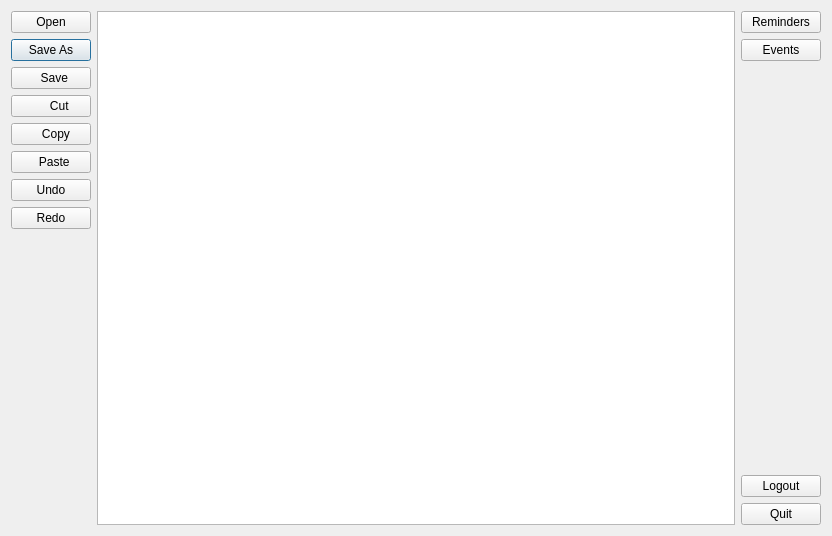
Above: notepad.ui from razashahid107/NOTEPAD-QT before the change. Below: the same form after it.
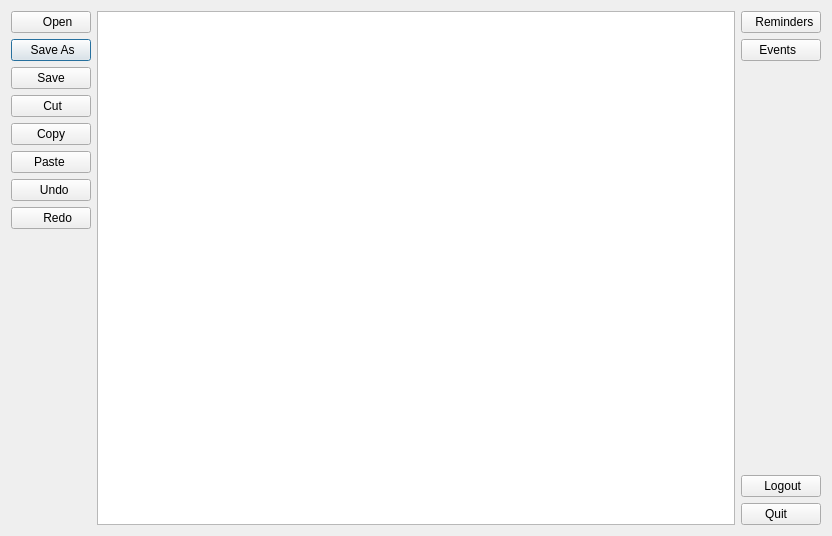
That is the form after the change. Icons and pictures are not drawn.

Diff of the .ui file:
```diff
--- a/notepad.ui
+++ b/notepad.ui
@@ -17,35 +17,55 @@
    <item row="1" column="0">
     <widget class="QPushButton" name="save_pushbutton">
      <property name="text">
-      <string>Save As</string>
+      <string> Save As</string>
+     </property>
+     <property name="icon">
+      <iconset resource="Resources.qrc">
+       <normaloff>:/new/prefix1/Resources_Images/save as.ico</normaloff>:/new/prefix1/Resources_Images/save as.ico</iconset>
      </property>
     </widget>
    </item>
    <item row="2" column="0">
     <widget class="QPushButton" name="save_pushbutton_2">
      <property name="text">
-      <string>   Save </string>
+      <string>   Save   </string>
+     </property>
+     <property name="icon">
+      <iconset resource="Resources.qrc">
+       <normaloff>:/new/prefix1/Resources_Images/save 2.ico</normaloff>:/new/prefix1/Resources_Images/save 2.ico</iconset>
      </property>
     </widget>
    </item>
    <item row="4" column="0">
     <widget class="QPushButton" name="Copy_push_button">
      <property name="text">
-      <string>   Copy</string>
+      <string>   Copy   </string>
+     </property>
+     <property name="icon">
+      <iconset resource="Resources.qrc">
+       <normaloff>:/new/prefix1/Resources_Images/copy.png</normaloff>:/new/prefix1/Resources_Images/copy.png</iconset>
      </property>
     </widget>
    </item>
    <item row="0" column="0">
     <widget class="QPushButton" name="Open">
      <property name="text">
-      <string>Open</string>
+      <string>    Open</string>
+     </property>
+     <property name="icon">
+      <iconset resource="Resources.qrc">
+       <normaloff>:/new/prefix1/Resources_Images/open 2.png</normaloff>:/new/prefix1/Resources_Images/open 2.png</iconset>
      </property>
     </widget>
    </item>
    <item row="3" column="0">
     <widget class="QPushButton" name="Cut_Push_Button">
      <property name="text">
-      <string>     Cut</string>
+      <string>    Cut   </string>
+     </property>
+     <property name="icon">
+      <iconset resource="Resources.qrc">
+       <normaloff>:/new/prefix1/Resources_Images/cut.png</normaloff>:/new/prefix1/Resources_Images/cut.png</iconset>
      </property>
     </widget>
    </item>
@@ -92,35 +112,61 @@
    <item row="10" column="2">
     <widget class="QPushButton" name="Quit_Push_button">
      <property name="text">
-      <string>Quit</string>
+      <string>   Quit      </string>
+     </property>
+     <property name="icon">
+      <iconset resource="Resources.qrc">
+       <normaloff>:/new/prefix1/Resources_Images/quit.png</normaloff>:/new/prefix1/Resources_Images/quit.png</iconset>
      </property>
     </widget>
    </item>
    <item row="6" column="0">
     <widget class="QPushButton" name="pushButton">
      <property name="text">
-      <string>Undo</string>
+      <string>    Undo  </string>
+     </property>
+     <property name="icon">
+      <iconset resource="Resources.qrc">
+       <normaloff>:/new/prefix1/Resources_Images/undo.png</normaloff>:/new/prefix1/Resources_Images/undo.png</iconset>
      </property>
     </widget>
    </item>
    <item row="5" column="0">
     <widget class="QPushButton" name="Paste_Push_Button">
      <property name="text">
-      <string>  Paste</string>
+      <string>  Paste   </string>
+     </property>
+     <property name="icon">
+      <iconset resource="Resources.qrc">
+       <normaloff>:/new/prefix1/Resources_Images/paste.png</normaloff>:/new/prefix1/Resources_Images/paste.png</iconset>
      </property>
     </widget>
    </item>
    <item row="9" column="2">
     <widget class="QPushButton" name="pushButton_2">
      <property name="text">
-      <string>Logout</string>
+      <string>   Logout  </string>
+     </property>
+     <property name="icon">
+      <iconset resource="Resources.qrc">
+       <normaloff>:/new/prefix1/Resources_Images/logout.png</normaloff>:/new/prefix1/Resources_Images/logout.png</iconset>
      </property>
     </widget>
    </item>
    <item row="1" column="2">
     <widget class="QPushButton" name="Notes">
      <property name="text">
-      <string>Events</string>
+      <string>  Events    </string>
+     </property>
+     <property name="icon">
+      <iconset resource="Resources.qrc">
+       <normaloff>:/new/prefix1/Resources_Images/events.png</normaloff>:/new/prefix1/Resources_Images/events.png</iconset>
+     </property>
+     <property name="iconSize">
+      <size>
+       <width>18</width>
+       <height>20</height>
+      </size>
      </property>
     </widget>
    </item>
@@ -140,14 +186,28 @@
    <item row="0" column="2">
     <widget class="QPushButton" name="Reminders">
      <property name="text">
-      <string>Reminders</string>
+      <string>  Reminders</string>
+     </property>
+     <property name="icon">
+      <iconset resource="Resources.qrc">
+       <normaloff>:/new/prefix1/Resources_Images/reminder.png</normaloff>:/new/prefix1/Resources_Images/reminder.png</iconset>
+     </property>
+     <property name="iconSize">
+      <size>
+       <width>18</width>
+       <height>20</height>
+      </size>
      </property>
     </widget>
    </item>
    <item row="7" column="0">
     <widget class="QPushButton" name="pushButton_4">
      <property name="text">
-      <string>Redo</string>
+      <string>    Redo</string>
+     </property>
+     <property name="icon">
+      <iconset resource="Resources.qrc">
+       <normaloff>:/new/prefix1/Resources_Images/png-transparent-black-and-white-font-redo-s-angle-white-text.png</normaloff>:/new/prefix1/Resources_Images/png-transparent-black-and-white-font-redo-s-angle-white-text.png</iconset>
      </property>
     </widget>
    </item>
```
Left out of the diff: 6 changed lines with no effect on the pictures.
